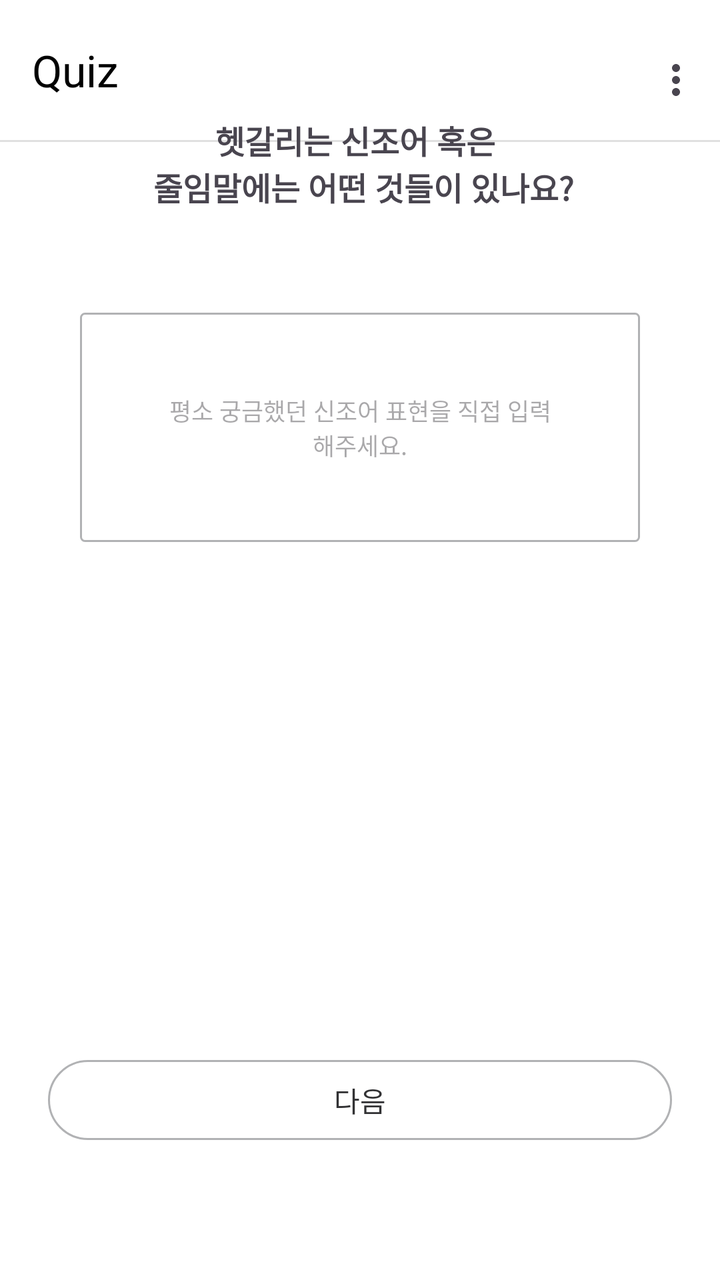
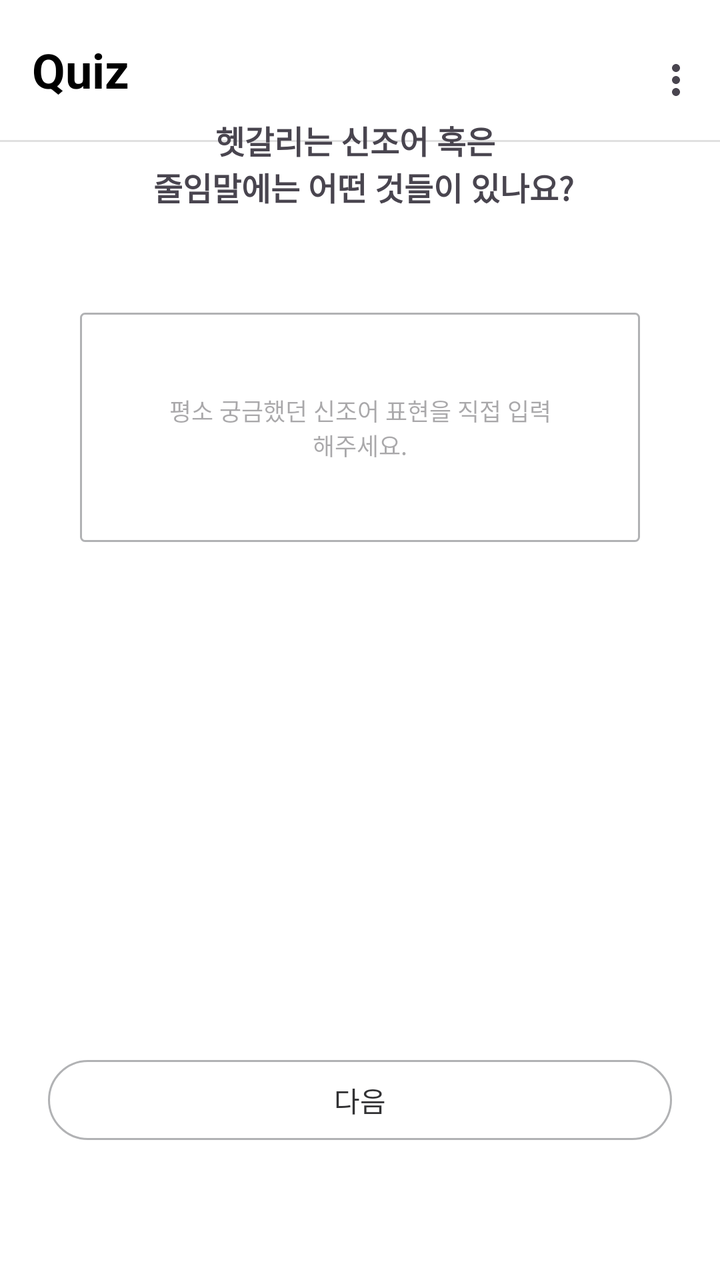

Screens rendered from an Android XML layout before and after an edit, with the pre-edit source and the edit as a unified diff.
<!-- AndroidManifest.xml: application theme Theme.GURU2 -->
<!-- res/layout/fragment_survey_q3.xml -->
<?xml version="1.0" encoding="utf-8"?>
<androidx.constraintlayout.widget.ConstraintLayout xmlns:android="http://schemas.android.com/apk/res/android"
    xmlns:app="http://schemas.android.com/apk/res-auto"
    xmlns:tools="http://schemas.android.com/tools"
    android:layout_width="match_parent"
    android:layout_height="match_parent"
    android:background="#FFF"
    tools:context=".SurveyQ3Fragment">

    
    <com.google.android.material.appbar.AppBarLayout
        android:id="@+id/appBar"
        android:layout_width="0dp"
        android:layout_height="wrap_content"
        android:background="#FFFFFF"
        app:layout_constraintTop_toTopOf="parent"
        app:layout_constraintStart_toStartOf="parent"
        app:layout_constraintEnd_toEndOf="parent">

        <com.google.android.material.appbar.MaterialToolbar
            android:id="@+id/mainToolbar"
            android:layout_width="match_parent"
            android:layout_height="70dp"
            android:background="#FFF"
            android:paddingVertical="8dp"
            app:menu="@menu/menu_main"
            app:title="Quiz"
            app:titleTextColor="@android:color/black" />
        <View
            android:layout_width="match_parent"
            android:layout_height="1dp"
            android:background="#E0E0E0" />

    </com.google.android.material.appbar.AppBarLayout>

    
    <TextView
        android:id="@+id/Q3TextView"
        android:layout_width="226dp"
        android:layout_height="58dp"
        android:layout_marginBottom="40dp"
        android:text="헷갈리는 신조어 혹은 \n 줄임말에는 어떤 것들이 있나요?"
        android:textAlignment="center"
        android:textSize="16sp"
        android:textStyle="bold"
        app:layout_constraintBottom_toTopOf="@+id/editText"
        app:layout_constraintEnd_toEndOf="parent"
        app:layout_constraintHorizontal_bias="0.497"
        app:layout_constraintStart_toStartOf="parent" />

    

    
    <EditText
        android:id="@+id/editText"
        android:layout_width="0dp"
        android:layout_height="wrap_content"
        android:layout_marginStart="40dp"
        android:layout_marginEnd="40dp"
        android:layout_marginBottom="255dp"
        android:background="@drawable/bg_edittext"
        android:hint="평소 궁금했던 신조어 표현을 직접 입력해주세요."
        android:padding="40dp"
        android:selectAllOnFocus="false"
        android:singleLine="false"
        android:textAlignment="center"
        android:textSize="12dp"
        app:layout_constraintBottom_toTopOf="@+id/btnNext"
        app:layout_constraintEnd_toEndOf="parent"
        app:layout_constraintHorizontal_bias="0.0"
        app:layout_constraintStart_toStartOf="parent" />

    <Button
        android:id="@+id/btnNext"
        android:layout_width="match_parent"
        android:layout_height="48dp"
        android:layout_marginStart="24dp"
        android:layout_marginEnd="24dp"
        android:layout_marginBottom="66dp"
        android:text="다음"
        android:textColor="#323234"
        app:backgroundTint="#FFF"
        app:layout_constraintBottom_toBottomOf="parent"
        app:layout_constraintEnd_toEndOf="parent"
        app:layout_constraintStart_toStartOf="parent"
        app:strokeColor="#B1B2B4"
        app:strokeWidth="1dp" />
</androidx.constraintlayout.widget.ConstraintLayout>
<!-- resources referenced by this layout -->
<resources>
  <!-- drawable bg_edittext (drawable) -->
  <?xml version="1.0" encoding="utf-8"?>
  <shape xmlns:android="http://schemas.android.com/apk/res/android"
      android:shape="rectangle">
  
      <solid android:color="#FFFFFF" />
  
      <stroke
          android:width="1dp"
          android:color="#B1B2B4" />
  
      <corners android:radius="2dp" />
  </shape>
  <style name="Theme.GURU2" parent="Base.Theme.GURU2" />
  <style name="Base.Theme.GURU2" parent="Theme.Material3.DayNight.NoActionBar">
  
          <item name="android:windowLightStatusBar">true</item>
  
          <item name="android:windowTranslucentStatus">false</item>
  
          <item name="popupMenuBackground">@android:color/transparent</item>
          <item name="android:itemBackground">#E9ECFF</item>
          
      </style>
</resources>

<!-- the commit's change to res/layout/fragment_survey_q3.xml (unified diff, before → after) -->
@@ -25,6 +25,7 @@
             android:paddingVertical="8dp"
             app:menu="@menu/menu_main"
             app:title="Quiz"
+            app:titleTextAppearance="@style/ToolbarTitleBold"
             app:titleTextColor="@android:color/black" />
         <View
             android:layout_width="match_parent"
<!-- resource entries referenced after the edit -->
@@ -13,6 +13,10 @@
   
       <corners android:radius="2dp" />
   </shape>
+  <style name="ToolbarTitleBold">
+          <item name="android:textStyle">bold</item>
+          <item name="android:textSize">24sp</item>
+      </style>
   <style name="Theme.GURU2" parent="Base.Theme.GURU2" />
   <style name="Base.Theme.GURU2" parent="Theme.Material3.DayNight.NoActionBar">
   
